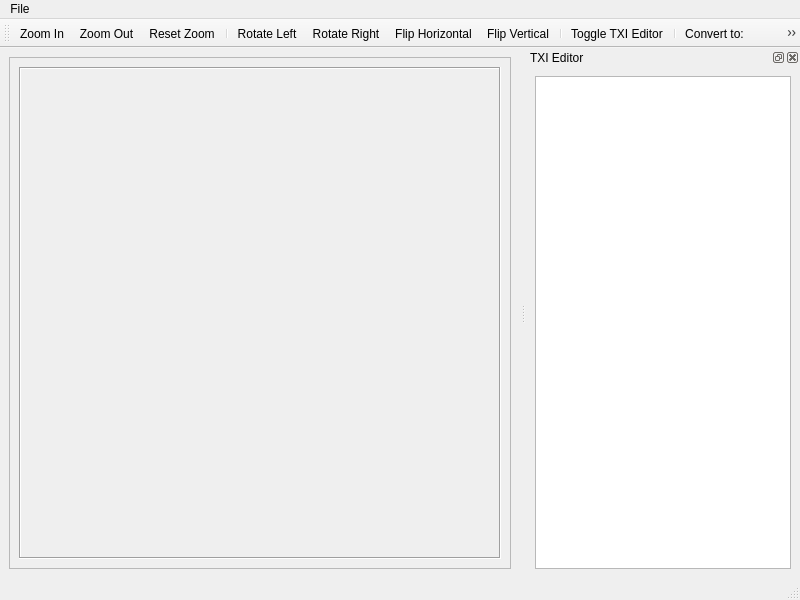
This is Tools/HolocronToolset/src/ui/editors/tpc.ui in NickHugi/PyKotor as Qt 5 draws it before an edit. The edited form follows.
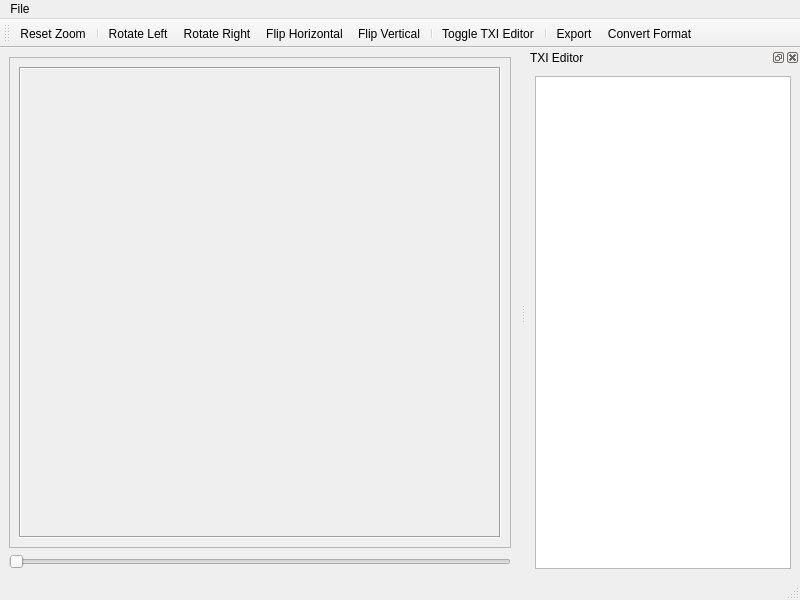
This is the edited form.

```diff
--- a/Tools/HolocronToolset/src/ui/editors/tpc.ui
+++ b/Tools/HolocronToolset/src/ui/editors/tpc.ui
@@ -36,12 +36,34 @@
           <property name="alignment">
            <set>Qt::AlignCenter</set>
           </property>
+                                        <property name="sizePolicy">
+                                            <sizepolicy hsizetype="Expanding" vsizetype="Expanding">
+                                                <horstretch>0</horstretch>
+                                                <verstretch>0</verstretch>
+                                            </sizepolicy>
+                                        </property>
          </widget>
         </item>
        </layout>
       </widget>
      </widget>
     </item>
+                <item>
+                    <widget class="QSlider" name="zoomSlider">
+                        <property name="orientation">
+                            <enum>Qt::Horizontal</enum>
+                        </property>
+                        <property name="minimum">
+                            <number>100</number>
+                        </property>
+                        <property name="maximum">
+                            <number>1000</number>
+                        </property>
+                        <property name="value">
+                            <number>100</number>
+                        </property>
+                    </widget>
+                </item>
    </layout>
   </widget>
   <widget class="QMenuBar" name="menubar">
@@ -79,20 +101,17 @@
    <attribute name="toolBarBreak">
     <bool>false</bool>
    </attribute>
-   <addaction name="actionZoomIn"/>
-   <addaction name="actionZoomOut"/>
-   <addaction name="actionResetZoom"/>
-   <addaction name="separator"/>
-   <addaction name="actionRotateLeft"/>
-   <addaction name="actionRotateRight"/>
-   <addaction name="actionFlipHorizontal"/>
-   <addaction name="actionFlipVertical"/>
-   <addaction name="separator"/>
-   <addaction name="actionToggleTXIEditor"/>
-   <addaction name="separator"/>
-   <addaction name="actionConvertLabel"/>
-   <addaction name="actionConvertComboBox"/>
-   <addaction name="actionExport"/>
+            <addaction name="actionResetZoom" />
+            <addaction name="separator" />
+            <addaction name="actionRotateLeft" />
+            <addaction name="actionRotateRight" />
+            <addaction name="actionFlipHorizontal" />
+            <addaction name="actionFlipVertical" />
+            <addaction name="separator" />
+            <addaction name="actionToggleTXIEditor" />
+            <addaction name="separator" />
+            <addaction name="actionExport" />
+            <addaction name="actionConvertFormat" />
   </widget>
   <widget class="QDockWidget" name="txiDockWidget">
    <property name="windowTitle">
@@ -139,16 +158,6 @@
     <string>Revert</string>
    </property>
   </action>
-  <action name="actionZoomIn">
-   <property name="text">
-    <string>Zoom In</string>
-   </property>
-  </action>
-  <action name="actionZoomOut">
-   <property name="text">
-    <string>Zoom Out</string>
-   </property>
-  </action>
   <action name="actionResetZoom">
    <property name="text">
     <string>Reset Zoom</string>
@@ -179,22 +188,17 @@
     <string>Toggle TXI Editor</string>
    </property>
   </action>
-  <action name="actionConvertLabel">
-   <property name="text">
-    <string>Convert to:</string>
-   </property>
-  </action>
-  <action name="actionConvertComboBox">
-   <property name="text">
-    <string>Format</string>
-   </property>
-  </action>
   <action name="actionExport">
    <property name="text">
     <string>Export</string>
    </property>
   </action>
- </widget>
- <resources/>
- <connections/>
+        <action name="actionConvertFormat">
+            <property name="text">
+                <string>Convert Format</string>
+            </property>
+        </action>
+    </widget>
+    <resources />
+    <connections />
 </ui>
```
Left out of the diff: 28 changed lines with no effect on the pictures. Lines whose indentation alone changed are shown as unchanged.
